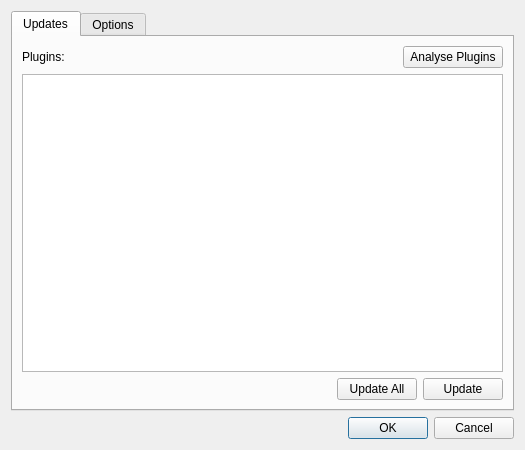
Qt form src/mapclient/tools/qt/advanceddialog.ui (MusculoskeletalAtlasProject/mapclient) before a commit.
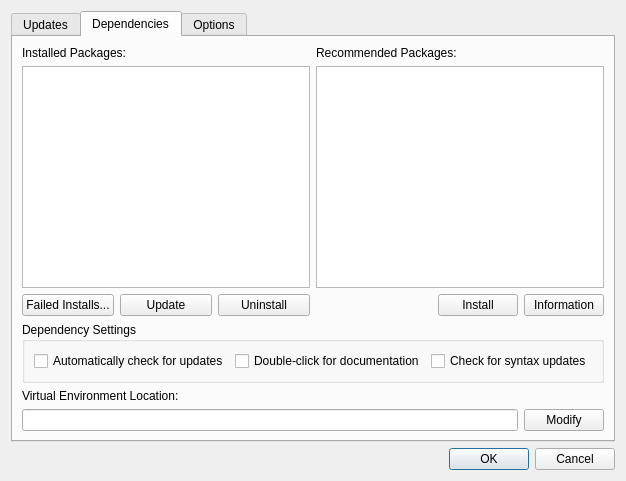
The same form after that commit. The open tabs and pages were chosen to show the change. Icons and pictures are not drawn.

Patch:
```diff
--- a/src/mapclient/tools/qt/advanceddialog.ui
+++ b/src/mapclient/tools/qt/advanceddialog.ui
@@ -6,8 +6,8 @@
    <rect>
     <x>0</x>
     <y>0</y>
-    <width>525</width>
-    <height>450</height>
+    <width>573</width>
+    <height>481</height>
    </rect>
   </property>
   <property name="windowTitle">
@@ -134,12 +134,176 @@
        </item>
       </layout>
      </widget>
+     <widget class="QWidget" name="dependenciesTab">
+      <attribute name="title">
+       <string>Dependencies</string>
+      </attribute>
+      <layout class="QGridLayout" name="gridLayout_4">
+       <item row="0" column="0">
+        <layout class="QVBoxLayout" name="verticalLayout_10">
+         <item>
+          <layout class="QHBoxLayout" name="horizontalLayout_8">
+           <item>
+            <layout class="QVBoxLayout" name="verticalLayout_5">
+             <item>
+              <widget class="QLabel" name="label_8">
+               <property name="text">
+                <string>Installed Packages:</string>
+               </property>
+              </widget>
+             </item>
+             <item>
+              <widget class="QListWidget" name="installedPackagesList"/>
+             </item>
+             <item>
+              <layout class="QHBoxLayout" name="horizontalLayout_9">
+               <item>
+                <widget class="QPushButton" name="failedInstallsButton">
+                 <property name="minimumSize">
+                  <size>
+                   <width>90</width>
+                   <height>0</height>
+                  </size>
+                 </property>
+                 <property name="text">
+                  <string>Failed Installs...</string>
+                 </property>
+                </widget>
+               </item>
+               <item>
+                <widget class="QPushButton" name="updatePackages">
+                 <property name="text">
+                  <string>Update</string>
+                 </property>
+                </widget>
+               </item>
+               <item>
+                <widget class="QPushButton" name="uninstallPackages">
+                 <property name="text">
+                  <string>Uninstall</string>
+                 </property>
+                </widget>
+               </item>
+              </layout>
+             </item>
+            </layout>
+           </item>
+           <item>
+            <layout class="QVBoxLayout" name="verticalLayout_11">
+             <item>
+              <widget class="QLabel" name="label_9">
+               <property name="text">
+                <string>Recommended Packages:</string>
+               </property>
+              </widget>
+             </item>
+             <item>
+              <widget class="QListWidget" name="recommendedPackagesList"/>
+             </item>
+             <item>
+              <layout class="QHBoxLayout" name="horizontalLayout_10">
+               <item>
+                <spacer name="horizontalSpacer_5">
+                 <property name="orientation">
+                  <enum>Qt::Horizontal</enum>
+                 </property>
+                 <property name="sizeHint" stdset="0">
+                  <size>
+                   <width>40</width>
+                   <height>20</height>
+                  </size>
+                 </property>
+                </spacer>
+               </item>
+               <item>
+                <widget class="QPushButton" name="installPackages">
+                 <property name="text">
+                  <string>Install</string>
+                 </property>
+                </widget>
+               </item>
+               <item>
+                <widget class="QPushButton" name="packageInformation">
+                 <property name="text">
+                  <string>Information</string>
+                 </property>
+                </widget>
+               </item>
+              </layout>
+             </item>
+            </layout>
+           </item>
+          </layout>
+         </item>
+         <item>
+          <widget class="QGroupBox" name="groupBox_2">
+           <property name="title">
+            <string>Dependency Settings</string>
+           </property>
+           <layout class="QGridLayout" name="gridLayout_2">
+            <item row="0" column="0">
+             <layout class="QHBoxLayout" name="horizontalLayout_11">
+              <item>
+               <widget class="QCheckBox" name="defaultVELocationCheckBox">
+                <property name="text">
+                 <string>Automatically check for updates</string>
+                </property>
+               </widget>
+              </item>
+              <item>
+               <widget class="QCheckBox" name="virtualenvCheckBox">
+                <property name="text">
+                 <string>Double-click for documentation</string>
+                </property>
+               </widget>
+              </item>
+              <item>
+               <widget class="QCheckBox" name="syntaxUpdatesCheckBox">
+                <property name="text">
+                 <string>Check for syntax updates</string>
+                </property>
+               </widget>
+              </item>
+             </layout>
+            </item>
+           </layout>
+          </widget>
+         </item>
+         <item>
+          <layout class="QVBoxLayout" name="verticalLayout_12">
+           <item>
+            <widget class="QLabel" name="label_7">
+             <property name="text">
+              <string>Virtual Environment Location:</string>
+             </property>
+            </widget>
+           </item>
+           <item>
+            <layout class="QHBoxLayout" name="horizontalLayout_12">
+             <item>
+              <widget class="QLineEdit" name="virtEnvLocation"/>
+             </item>
+             <item>
+              <widget class="QPushButton" name="modifyVELocation">
+               <property name="text">
+                <string>Modify</string>
+               </property>
+              </widget>
+             </item>
+            </layout>
+           </item>
+          </layout>
+         </item>
+        </layout>
+       </item>
+      </layout>
+     </widget>
      <widget class="QWidget" name="optionsTab">
       <attribute name="title">
        <string>Options</string>
       </attribute>
-      <layout class="QGridLayout" name="gridLayout_2">
-       <item row="0" column="0">
+      <layout class="QVBoxLayout" name="verticalLayout_9">
+       <item>
         <layout class="QHBoxLayout" name="horizontalLayout_7">
          <item>
           <widget class="QGroupBox" name="groupBox">
@@ -256,16 +420,6 @@
                 </property>
                </widget>
               </item>
-              <item>
-               <widget class="QCheckBox" name="dependencyUpdates">
-                <property name="text">
-                 <string>Include dependency updates</string>
-                </property>
-                <property name="checked">
-                 <bool>false</bool>
-                </property>
-               </widget>
-              </item>
              </layout>
             </item>
             <item>
@@ -348,7 +502,7 @@
          </item>
         </layout>
        </item>
-       <item row="1" column="0">
+       <item>
         <layout class="QVBoxLayout" name="verticalLayout_4">
          <item>
           <widget class="QLabel" name="label_4">
```
